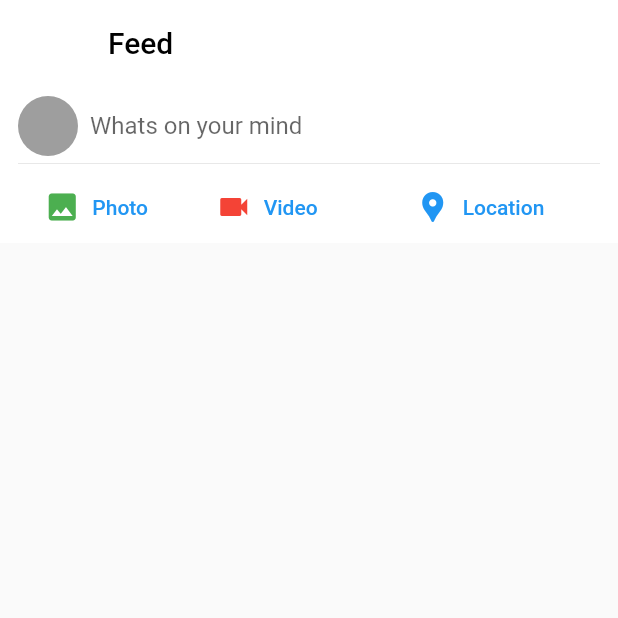
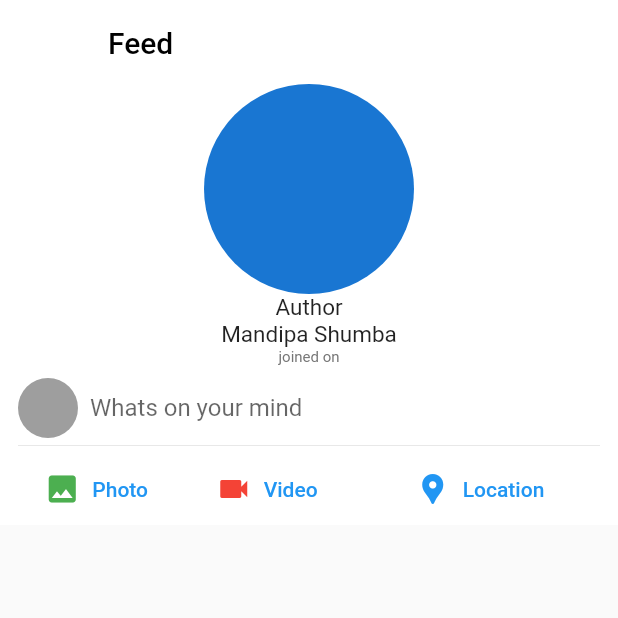
Before and after one commit to synthex2020/MandipaInspiration, a Flutter app: the screen it shows after launch, on a phone screen of 412 x 824 dp, the top half of it. Run offline on Flutter 3.47's test engine with Material 2 defaults, Android fonts, the phone set to English and light mode, and no system bars; our stand-ins replace expandable, google_fonts.

Commit message:
added a profile header

```diff
--- a/lib/ui/views/social_feed.dart
+++ b/lib/ui/views/social_feed.dart
@@ -1,6 +1,7 @@
 import 'package:flutter/material.dart';
 import 'package:mandipainspiration/core/models/Post.dart';
 import 'package:mandipainspiration/ui/widgets/CreatePost.dart';
+import 'package:mandipainspiration/ui/widgets/profileHeader.dart';
 class SocialPage extends StatelessWidget{
   List<Post> posts;
   @override
@@ -18,16 +19,23 @@ class SocialPage extends StatelessWidget{
                   backgroundColor: Colors.white,
                   floating: true,
                   flexibleSpace:FlexibleSpaceBar(
+
                     title: Text(
                       'Feed',
                       style:TextStyle(color: Colors.black),
 
                     ),
                     centerTitle: false,
+
                   )
               ),
               SliverToBoxAdapter(
-                  child: CreatePost()
+                  child: Column(
+                    children:<Widget>[
+                      ProfileHeader("Mandipa Shumba","Author"),
+                      CreatePost()
+                    ]
+                  )
               )
             ]
         )
--- /dev/null
+++ b/lib/ui/widgets/profileHeader.dart
@@ -0,0 +1,40 @@
+import 'package:flutter/material.dart';
+
+// ignore: must_be_immutable
+class ProfileHeader extends StatelessWidget {
+  String name="";
+  String occupation="";
+  ProfileHeader(String name ,String occupation)
+  {
+    this.name=name;
+    this.occupation=occupation;
+  }
+  @override
+  Widget build(BuildContext context) {
+    return Container(
+      color: Colors.white,
+      child: Center(child:Column(
+        children:<Widget>[
+          CircleAvatar(
+            radius: 70.0,
+          ),
+           Text("$occupation",
+          style: TextStyle(
+              fontSize: 15,
+          )
+          ),
+          Text("$name",
+          style: TextStyle(
+              fontSize: 15,
+          ),),
+
+          Text("joined on",
+          style: TextStyle(
+              fontSize: 10,
+              color: Colors.grey[600]
+          )),
+        ]
+      ),),
+    );
+  }
+}
```
Also changed, not shown: 37 other files.
